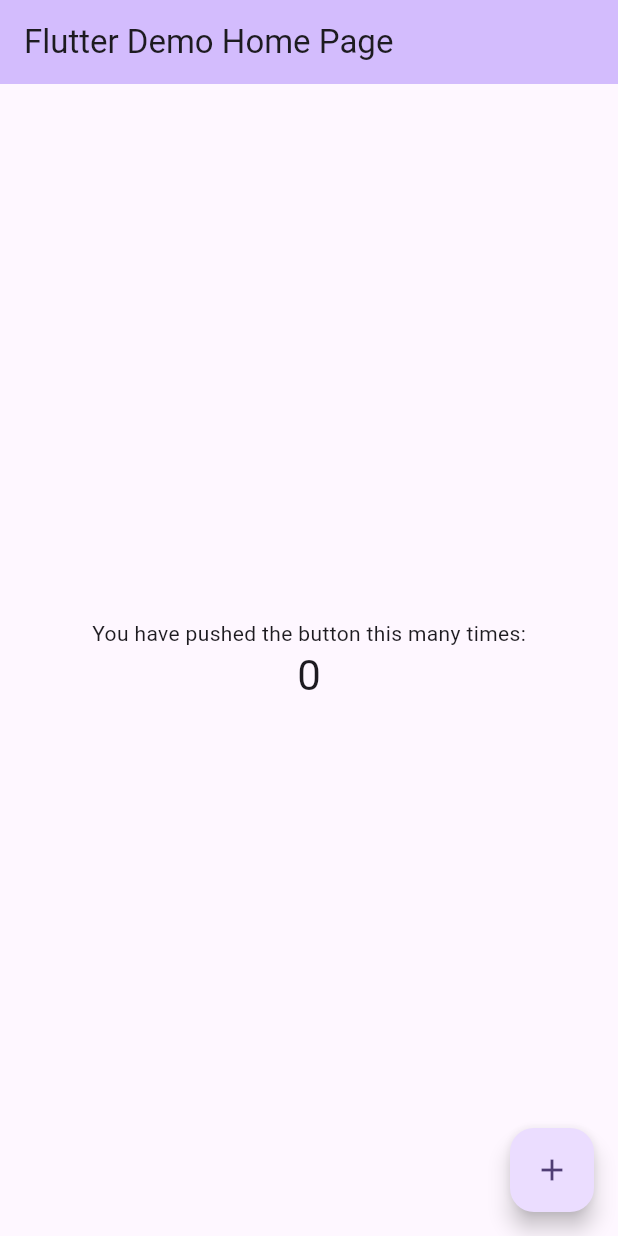
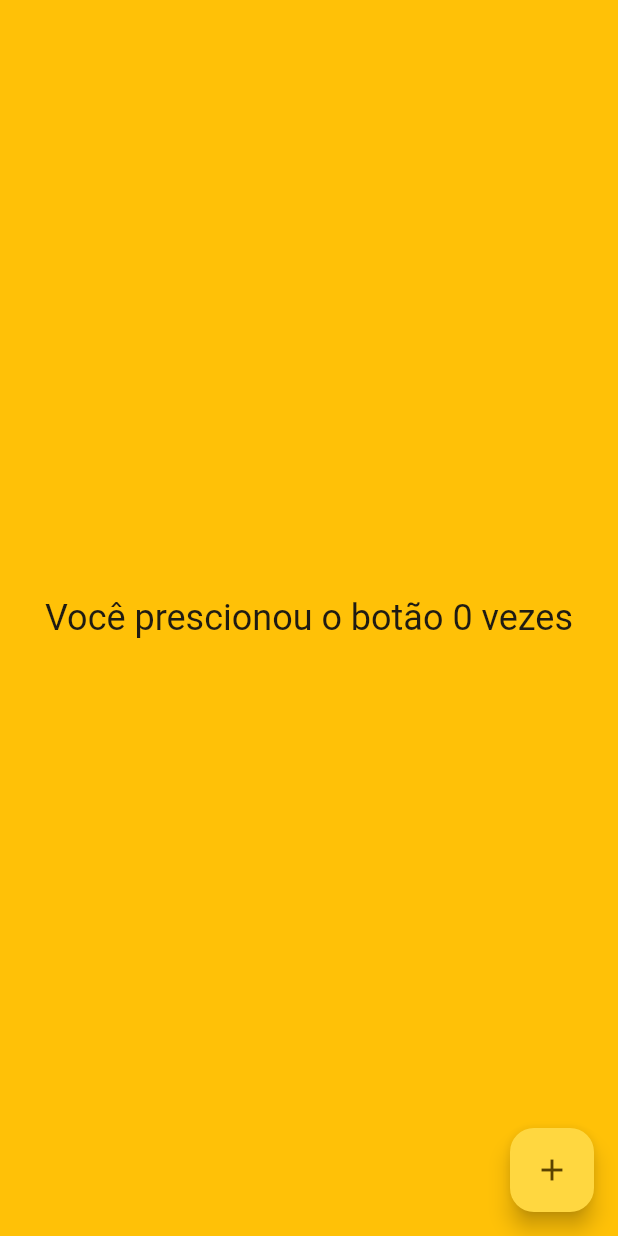
Before and after one commit to esdrasccs/myFlutterApp, a Flutter app: the screen it shows after launch, on a phone screen of 412 x 824 dp. Run offline on Flutter 3.47's test engine with Material 2 defaults, Android fonts, the phone set to English and light mode, and no system bars.

Commit message:
Alterado cores, removido comentarios e reposicionado contador

```diff
--- a/my_flutter_app/lib/main.dart
+++ b/my_flutter_app/lib/main.dart
@@ -7,46 +7,21 @@ void main() {
 class MyApp extends StatelessWidget {
   const MyApp({super.key});
 
-  // This widget is the root of your application.
   @override
   Widget build(BuildContext context) {
     return MaterialApp(
-      title: 'Flutter Demo',
+      title: 'My Flutter App',
       theme: ThemeData(
-        // This is the theme of your application.
-        //
-        // TRY THIS: Try running your application with "flutter run". You'll see
-        // the application has a blue toolbar. Then, without quitting the app,
-        // try changing the seedColor in the colorScheme below to Colors.green
-        // and then invoke "hot reload" (save your changes or press the "hot
-        // reload" button in a Flutter-supported IDE, or press "r" if you used
-        // the command line to start the app).
-        //
-        // Notice that the counter didn't reset back to zero; the application
-        // state is not lost during the reload. To reset the state, use hot
-        // restart instead.
-        //
-        // This works for code too, not just values: Most code changes can be
-        // tested with just a hot reload.
-        colorScheme: ColorScheme.fromSeed(seedColor: Colors.deepPurple),
+        colorScheme: ColorScheme.fromSeed(seedColor: Colors.amber),
         useMaterial3: true,
       ),
-      home: const MyHomePage(title: 'Flutter Demo Home Page'),
+      home: const MyHomePage(title: 'My app home page'),
     );
   }
 }
 
 class MyHomePage extends StatefulWidget {
   const MyHomePage({super.key, required this.title});
-
-  // This widget is the home page of your application. It is stateful, meaning
-  // that it has a State object (defined below) that contains fields that affect
-  // how it looks.
-
-  // This class is the configuration for the state. It holds the values (in this
-  // case the title) provided by the parent (in this case the App widget) and
-  // used by the build method of the State. Fields in a Widget subclass are
-  // always marked "final".
 
   final String title;
 
@@ -59,67 +34,32 @@ class _MyHomePageState extends State<MyHomePage> {
 
   void _incrementCounter() {
     setState(() {
-      // This call to setState tells the Flutter framework that something has
-      // changed in this State, which causes it to rerun the build method below
-      // so that the display can reflect the updated values. If we changed
-      // _counter without calling setState(), then the build method would not be
-      // called again, and so nothing would appear to happen.
       _counter++;
     });
   }
 
   @override
   Widget build(BuildContext context) {
-    // This method is rerun every time setState is called, for instance as done
-    // by the _incrementCounter method above.
-    //
-    // The Flutter framework has been optimized to make rerunning build methods
-    // fast, so that you can just rebuild anything that needs updating rather
-    // than having to individually change instances of widgets.
     return Scaffold(
-      appBar: AppBar(
-        // TRY THIS: Try changing the color here to a specific color (to
-        // Colors.amber, perhaps?) and trigger a hot reload to see the AppBar
-        // change color while the other colors stay the same.
-        backgroundColor: Theme.of(context).colorScheme.inversePrimary,
-        // Here we take the value from the MyHomePage object that was created by
-        // the App.build method, and use it to set our appbar title.
-        title: Text(widget.title),
-      ),
+      backgroundColor: Colors.amber,
       body: Center(
-        // Center is a layout widget. It takes a single child and positions it
-        // in the middle of the parent.
         child: Column(
-          // Column is also a layout widget. It takes a list of children and
-          // arranges them vertically. By default, it sizes itself to fit its
-          // children horizontally, and tries to be as tall as its parent.
-          //
-          // Column has various properties to control how it sizes itself and
-          // how it positions its children. Here we use mainAxisAlignment to
-          // center the children vertically; the main axis here is the vertical
-          // axis because Columns are vertical (the cross axis would be
-          // horizontal).
-          //
-          // TRY THIS: Invoke "debug painting" (choose the "Toggle Debug Paint"
-          // action in the IDE, or press "p" in the console), to see the
-          // wireframe for each widget.
           mainAxisAlignment: MainAxisAlignment.center,
           children: <Widget>[
-            const Text(
-              'You have pushed the button this many times:',
-            ),
             Text(
-              '$_counter',
-              style: Theme.of(context).textTheme.headlineMedium,
+              'Você prescionou o botão $_counter vezes',
+              style: Theme.of(context).textTheme.headlineSmall,
+              selectionColor: Colors.white,
             ),
           ],
         ),
       ),
       floatingActionButton: FloatingActionButton(
+        backgroundColor: Colors.amberAccent,
         onPressed: _incrementCounter,
         tooltip: 'Increment',
         child: const Icon(Icons.add),
-      ), // This trailing comma makes auto-formatting nicer for build methods.
+      ),
     );
   }
 }
```
